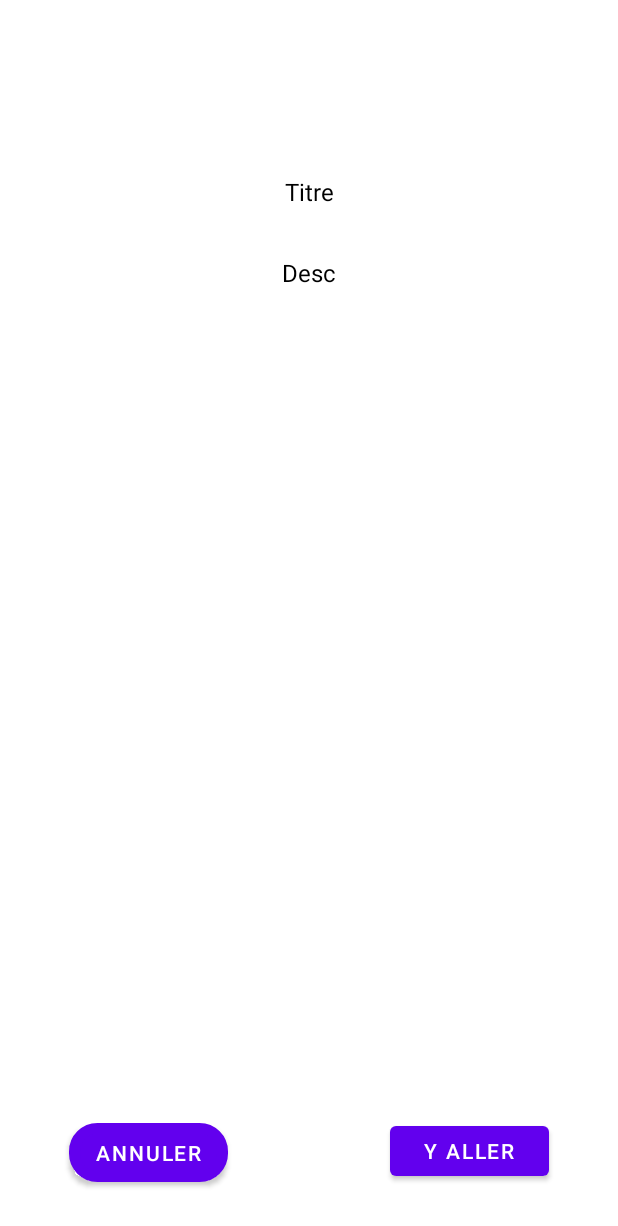
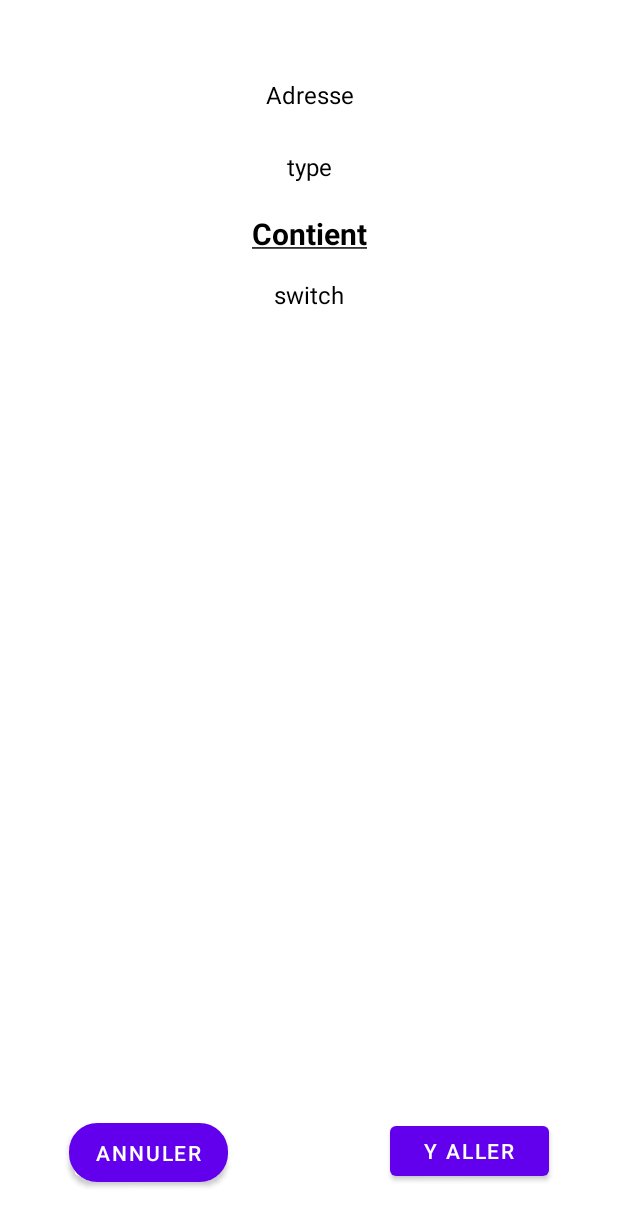
Before and after one commit to IUT-Orsay-LP-PRISM/WC-Checker-App, an Android app: the layout popup.xml on its own in the app's theme, with its tools: preview values and no code run, on a phone screen of 412 x 824 dp. Shown: the top 1226 px of the screen. Run offline under Robolectric (Android 15) with nearby library versions, the phone set to English and light mode, and no system bars.

Commit message:
edit popUp
Co-authored-by: Suylo <spoownz@yahoo.com>

```diff
--- a/app/src/main/java/fr/lpprism/Main/mapManager/test1_openMap.java
+++ b/app/src/main/java/fr/lpprism/Main/mapManager/test1_openMap.java
@@ -183,7 +183,7 @@ public class test1_openMap extends AppCompatActivity {
                                 map.getOverlays().add(startMarker2);
                                 map.invalidate();
                                 startMarker2.setOnMarkerClickListener((marker, mapView) -> {
-                                    PopUp.showPopupWindow(mapView, String.valueOf(uneToilette.getAdresse()), "Type : " + uneToilette.getType());
+                                    PopUp.showPopupWindow(mapView, String.valueOf(uneToilette.getAdresse()), "Type : " + uneToilette.getType(), uneToilette.getSwitch());
                                     map.getController().animateTo(marker.getPosition());
                                     return true;
                                 });
--- a/app/src/main/res/layout/popup.xml
+++ b/app/src/main/res/layout/popup.xml
@@ -11,17 +11,6 @@
             android:background="@drawable/rounded_corner"
             android:gravity="center"
             android:id="@+id/linearLayout2">
-
-        <TextView
-                android:layout_width="match_parent"
-                android:layout_height="wrap_content"
-                android:gravity="center_horizontal"
-                android:padding="16dp"
-                android:text="Desc"
-                android:textColor="@color/black"
-                android:textSize="16sp" android:id="@+id/descText"
-                tools:layout_editor_absoluteX="0dp" app:layout_constraintBottom_toBottomOf="parent"
-                app:layout_constraintTop_toBottomOf="@+id/titleText" app:layout_constraintVertical_bias="0.0"/>
 
         <Button
             android:id="@+id/messageButton"
@@ -46,17 +35,63 @@
             android:text="Y aller"
             app:layout_constraintBottom_toBottomOf="parent"
             app:layout_constraintEnd_toEndOf="parent" />
+
         <TextView
-                android:layout_width="match_parent"
-                android:layout_height="wrap_content"
-                android:gravity="center_horizontal"
-                android:padding="16dp"
-                android:text="Titre"
-                android:textColor="@color/black"
-                android:textSize="16sp" android:id="@+id/titleText"
-                app:layout_constraintTop_toTopOf="parent"
-                app:layout_constraintBottom_toBottomOf="parent" app:layout_constraintStart_toStartOf="parent"
-                app:layout_constraintEnd_toEndOf="parent" app:layout_constraintHorizontal_bias="0.0"
-                app:layout_constraintVertical_bias="0.115"/>
+            android:id="@+id/txtV_adress"
+            android:layout_width="match_parent"
+            android:layout_height="wrap_content"
+            android:layout_marginTop="20dp"
+            android:gravity="center_horizontal"
+            android:padding="16dp"
+            android:text="Adresse"
+            android:textColor="@color/black"
+            android:textSize="16sp"
+            app:layout_constraintEnd_toEndOf="parent"
+            app:layout_constraintHorizontal_bias="0.0"
+            app:layout_constraintStart_toStartOf="parent"
+            app:layout_constraintTop_toTopOf="parent" />
+
+        <TextView
+            android:id="@+id/txtV_switch"
+            android:layout_width="match_parent"
+            android:layout_height="wrap_content"
+            android:gravity="center_horizontal"
+            android:padding="16dp"
+            android:text="switch"
+            android:textColor="@color/black"
+            android:textSize="16sp"
+            app:layout_constraintEnd_toEndOf="parent"
+            app:layout_constraintHorizontal_bias="0.0"
+            app:layout_constraintStart_toStartOf="parent"
+            app:layout_constraintTop_toBottomOf="@+id/textView" />
+
+        <TextView
+            android:id="@+id/txtV_type"
+            android:layout_width="match_parent"
+            android:layout_height="wrap_content"
+            android:layout_marginTop="10dp"
+            android:gravity="center_horizontal"
+            android:padding="0dp"
+            android:text="type"
+            android:textAlignment="center"
+            android:textColor="@color/black"
+            android:textSize="16sp"
+            app:layout_constraintEnd_toEndOf="parent"
+            app:layout_constraintHorizontal_bias="0.0"
+            app:layout_constraintStart_toStartOf="parent"
+            app:layout_constraintTop_toBottomOf="@+id/txtV_adress" />
+
+        <TextView
+            android:id="@+id/textView"
+            android:layout_width="wrap_content"
+            android:layout_height="wrap_content"
+            android:layout_marginTop="20dp"
+            android:text="@string/Title_contient"
+            android:textColor="@color/black"
+            android:textSize="20sp"
+            android:textStyle="bold"
+            app:layout_constraintEnd_toEndOf="parent"
+            app:layout_constraintStart_toStartOf="parent"
+            app:layout_constraintTop_toBottomOf="@+id/txtV_type" />
     </androidx.constraintlayout.widget.ConstraintLayout>
 </LinearLayout>
--- a/app/src/main/res/values/strings.xml
+++ b/app/src/main/res/values/strings.xml
@@ -1,3 +1,4 @@
 <resources>
     <string name="app_name">WC-Checker-App</string>
+    <string name="Title_contient"><u>Contient</u></string>
 </resources>
```
Also changed, not shown: app/src/main/java/fr/lpprism/Main/PopUp.java (+8 -6 lines), app/src/main/java/fr/lpprism/Main/PopUpFormAdd.java (+11 -1 lines), app/src/main/java/fr/lpprism/Main/mapManager/PlaceHolderPost.java (+13 -2 lines).
